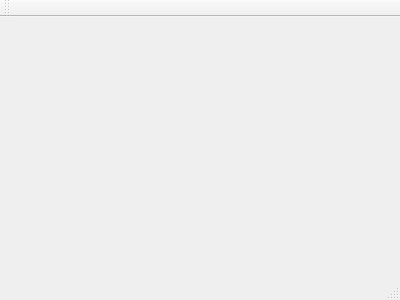
Capzera/Cpp, file Project/majong/mainwindow.ui: the form before one commit.
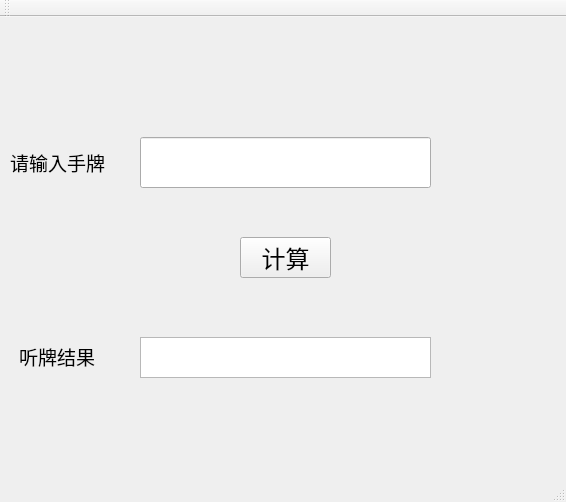
The form after the commit.

Patch:
```diff
--- a/Project/majong/mainwindow.ui
+++ b/Project/majong/mainwindow.ui
@@ -1,24 +1,129 @@
 <ui version="4.0">
  <class>MainWindow</class>
- <widget class="QMainWindow" name="MainWindow" >
-  <property name="geometry" >
+ <widget class="QMainWindow" name="MainWindow">
+  <property name="geometry">
    <rect>
     <x>0</x>
     <y>0</y>
-    <width>400</width>
-    <height>300</height>
+    <width>566</width>
+    <height>502</height>
    </rect>
   </property>
   <property name="windowTitle" >
    <string>MainWindow</string>
   </property>
-  <widget class="QMenuBar" name="menuBar" />
-  <widget class="QToolBar" name="mainToolBar" />
-  <widget class="QWidget" name="centralWidget" />
-  <widget class="QStatusBar" name="statusBar" />
+  <widget class="QWidget" name="centralWidget">
+   <widget class="QLineEdit" name="le1">
+    <property name="geometry">
+     <rect>
+      <x>140</x>
+      <y>120</y>
+      <width>291</width>
+      <height>51</height>
+     </rect>
+    </property>
+    <property name="font">
+     <font>
+      <family>Consolas</family>
+      <pointsize>14</pointsize>
+     </font>
+    </property>
+   </widget>
+   <widget class="QLabel" name="lb1">
+    <property name="geometry">
+     <rect>
+      <x>10</x>
+      <y>130</y>
+      <width>101</width>
+      <height>31</height>
+     </rect>
+    </property>
+    <property name="font">
+     <font>
+      <family>等线</family>
+      <pointsize>14</pointsize>
+     </font>
+    </property>
+    <property name="text">
+     <string>请输入手牌</string>
+    </property>
+   </widget>
+   <widget class="QPushButton" name="btn1">
+    <property name="geometry">
+     <rect>
+      <x>240</x>
+      <y>220</y>
+      <width>91</width>
+      <height>41</height>
+     </rect>
+    </property>
+    <property name="font">
+     <font>
+      <family>等线</family>
+      <pointsize>18</pointsize>
+     </font>
+    </property>
+    <property name="text">
+     <string>计算</string>
+    </property>
+   </widget>
+   <widget class="QPlainTextEdit" name="pte1">
+    <property name="geometry">
+     <rect>
+      <x>140</x>
+      <y>320</y>
+      <width>291</width>
+      <height>41</height>
+     </rect>
+    </property>
+    <property name="font">
+     <font>
+      <family>Consolas</family>
+      <pointsize>14</pointsize>
+     </font>
+    </property>
+   </widget>
+   <widget class="QLabel" name="lb2">
+    <property name="geometry">
+     <rect>
+      <x>19</x>
+      <y>324</y>
+      <width>90</width>
+      <height>31</height>
+     </rect>
+    </property>
+    <property name="font">
+     <font>
+      <family>等线</family>
+      <pointsize>14</pointsize>
+     </font>
+    </property>
+    <property name="text">
+     <string>听牌结果</string>
+    </property>
+   </widget>
+  </widget>
+  <widget class="QMenuBar" name="menuBar">
+   <property name="geometry">
+    <rect>
+     <x>0</x>
+     <y>0</y>
+     <width>566</width>
+     <height>23</height>
+    </rect>
+   </property>
+  </widget>
+  <widget class="QToolBar" name="mainToolBar">
+   <attribute name="toolBarArea">
+    <enum>TopToolBarArea</enum>
+   </attribute>
+   <attribute name="toolBarBreak">
+    <bool>false</bool>
+   </attribute>
+  </widget>
+  <widget class="QStatusBar" name="statusBar"/>
  </widget>
- <layoutDefault spacing="6" margin="11" />
- <pixmapfunction></pixmapfunction>
+ <layoutdefault spacing="6" margin="11"/>
  <resources/>
  <connections/>
 </ui>
```
Left out of the diff: 3 changed lines with no effect on the pictures.
